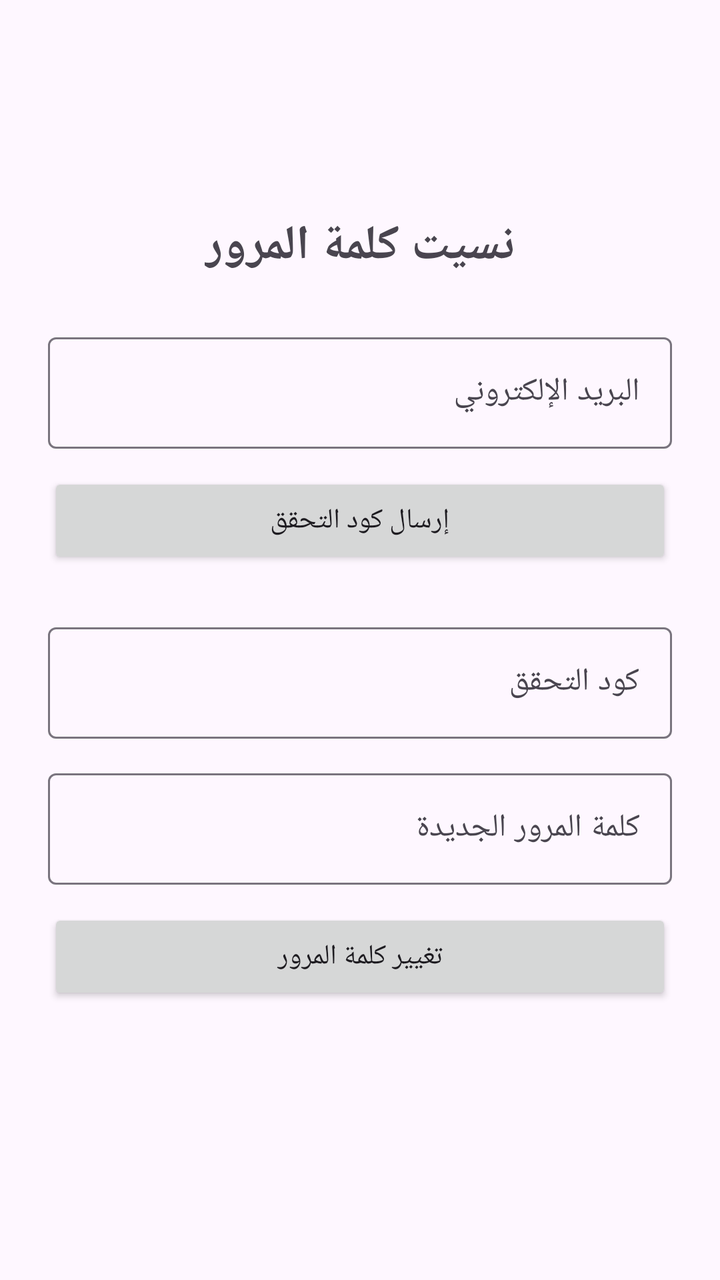
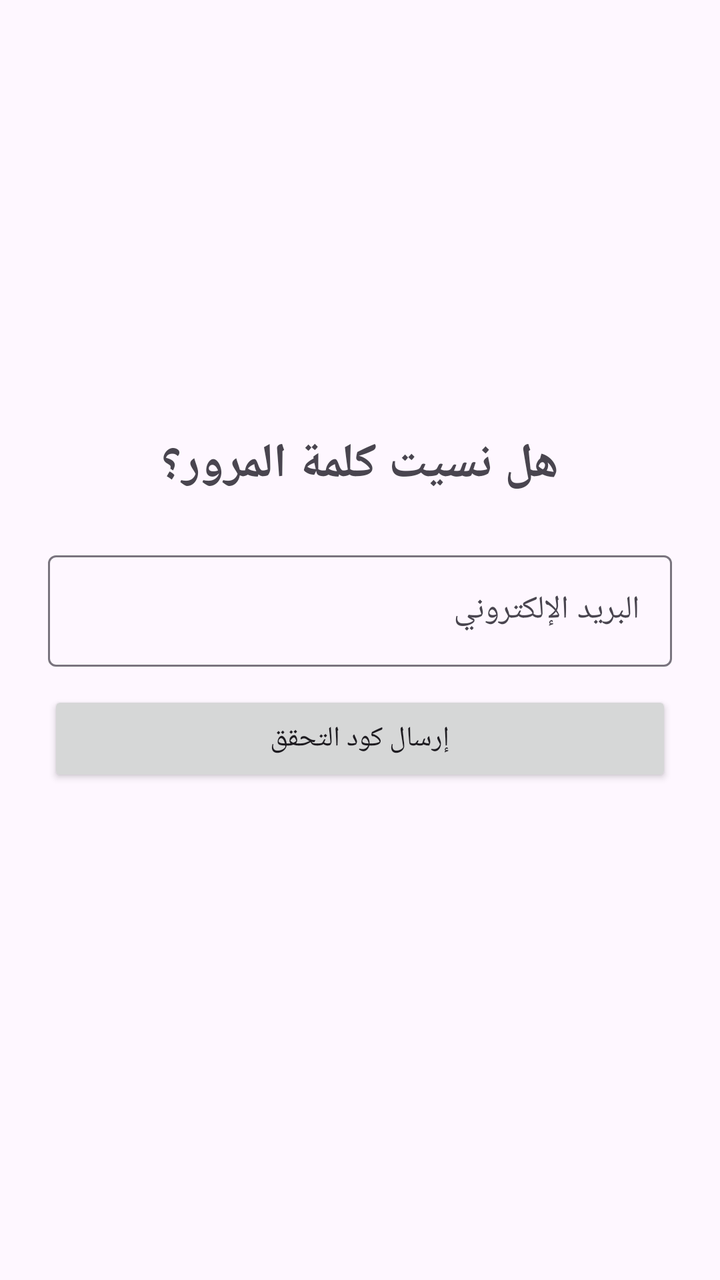

The first picture is an Android layout as it rendered before a commit; the second is the same layout after the commit. The layout source and the unified diff follow.
<!-- AndroidManifest.xml: application theme Theme.Reviews8 -->
<!-- res/layout/activity_forgot.xml -->
<?xml version="1.0" encoding="utf-8"?>
<LinearLayout xmlns:android="http://schemas.android.com/apk/res/android"
    android:layout_width="match_parent" android:layout_height="match_parent"
    android:orientation="vertical" android:padding="24dp" android:gravity="center">
    <TextView android:layout_width="wrap_content" android:layout_height="wrap_content" android:text="نسيت كلمة المرور" android:textSize="24sp" android:textStyle="bold" android:layout_marginBottom="24dp"/>
    <com.google.android.material.textfield.TextInputLayout android:layout_width="match_parent" android:layout_height="wrap_content" android:hint="البريد الإلكتروني">
        <com.google.android.material.textfield.TextInputEditText android:id="@+id/etEmailForgot" android:layout_width="match_parent" android:layout_height="wrap_content" android:inputType="textEmailAddress"/>
    </com.google.android.material.textfield.TextInputLayout>
    <Button android:id="@+id/btnSendCode" android:layout_width="match_parent" android:layout_height="wrap_content" android:text="إرسال كود التحقق" android:layout_marginTop="12dp"/>
    <com.google.android.material.textfield.TextInputLayout android:layout_width="match_parent" android:layout_height="wrap_content" android:hint="كود التحقق" android:layout_marginTop="24dp">
        <com.google.android.material.textfield.TextInputEditText android:id="@+id/etCode" android:layout_width="match_parent" android:layout_height="wrap_content" android:inputType="number"/>
    </com.google.android.material.textfield.TextInputLayout>
    <com.google.android.material.textfield.TextInputLayout android:layout_width="match_parent" android:layout_height="wrap_content" android:hint="كلمة المرور الجديدة" android:layout_marginTop="12dp">
        <com.google.android.material.textfield.TextInputEditText android:id="@+id/etNewPass" android:layout_width="match_parent" android:layout_height="wrap_content" android:inputType="textPassword"/>
    </com.google.android.material.textfield.TextInputLayout>
    <Button android:id="@+id/btnReset" android:layout_width="match_parent" android:layout_height="wrap_content" android:text="تغيير كلمة المرور" android:layout_marginTop="12dp"/>
    <TextView android:id="@+id/tvResultForgot" android:layout_width="match_parent" android:layout_height="wrap_content" android:layout_marginTop="12dp" android:textColor="#D32F2F"/>
</LinearLayout>
<!-- resources referenced by this layout -->
<resources>
  <style name="Theme.Reviews8" parent="Theme.Material3.DayNight" />
</resources>

<!-- the commit's change to res/layout/activity_forgot.xml (unified diff, before → after) -->
@@ -2,17 +2,10 @@
 <LinearLayout xmlns:android="http://schemas.android.com/apk/res/android"
     android:layout_width="match_parent" android:layout_height="match_parent"
     android:orientation="vertical" android:padding="24dp" android:gravity="center">
-    <TextView android:layout_width="wrap_content" android:layout_height="wrap_content" android:text="نسيت كلمة المرور" android:textSize="24sp" android:textStyle="bold" android:layout_marginBottom="24dp"/>
+    <TextView android:layout_width="wrap_content" android:layout_height="wrap_content" android:text="هل نسيت كلمة المرور؟" android:textSize="24sp" android:textStyle="bold" android:layout_marginBottom="24dp"/>
     <com.google.android.material.textfield.TextInputLayout android:layout_width="match_parent" android:layout_height="wrap_content" android:hint="البريد الإلكتروني">
         <com.google.android.material.textfield.TextInputEditText android:id="@+id/etEmailForgot" android:layout_width="match_parent" android:layout_height="wrap_content" android:inputType="textEmailAddress"/>
     </com.google.android.material.textfield.TextInputLayout>
-    <Button android:id="@+id/btnSendCode" android:layout_width="match_parent" android:layout_height="wrap_content" android:text="إرسال كود التحقق" android:layout_marginTop="12dp"/>
-    <com.google.android.material.textfield.TextInputLayout android:layout_width="match_parent" android:layout_height="wrap_content" android:hint="كود التحقق" android:layout_marginTop="24dp">
-        <com.google.android.material.textfield.TextInputEditText android:id="@+id/etCode" android:layout_width="match_parent" android:layout_height="wrap_content" android:inputType="number"/>
-    </com.google.android.material.textfield.TextInputLayout>
-    <com.google.android.material.textfield.TextInputLayout android:layout_width="match_parent" android:layout_height="wrap_content" android:hint="كلمة المرور الجديدة" android:layout_marginTop="12dp">
-        <com.google.android.material.textfield.TextInputEditText android:id="@+id/etNewPass" android:layout_width="match_parent" android:layout_height="wrap_content" android:inputType="textPassword"/>
-    </com.google.android.material.textfield.TextInputLayout>
-    <Button android:id="@+id/btnReset" android:layout_width="match_parent" android:layout_height="wrap_content" android:text="تغيير كلمة المرور" android:layout_marginTop="12dp"/>
+    <Button android:id="@+id/btnSendCodeForgot" android:layout_width="match_parent" android:layout_height="wrap_content" android:text="إرسال كود التحقق" android:layout_marginTop="12dp"/>
     <TextView android:id="@+id/tvResultForgot" android:layout_width="match_parent" android:layout_height="wrap_content" android:layout_marginTop="12dp" android:textColor="#D32F2F"/>
 </LinearLayout>
